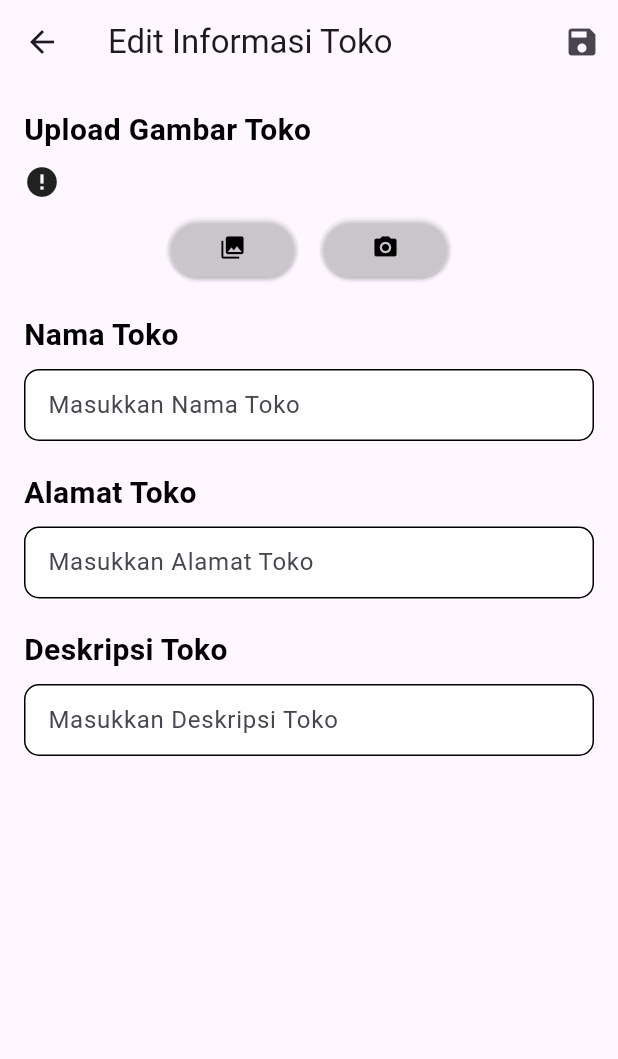
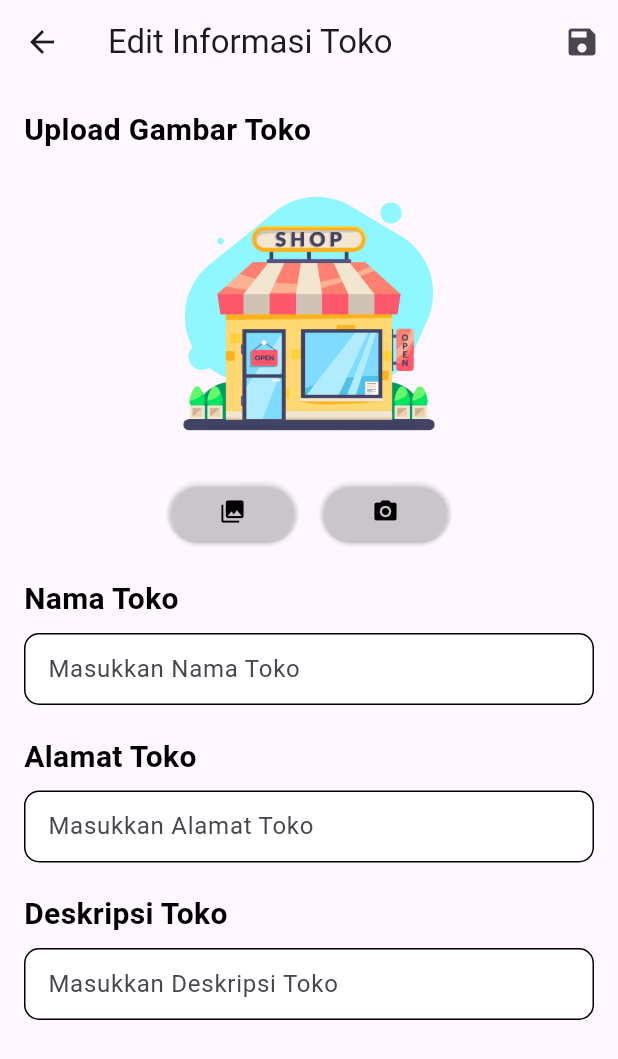
Before and after one commit to angelica1412/ecobites, a Flutter app: the userStorePage screen opened directly with empty values, after a tap on "Edit", on a phone screen of 412 x 824 dp. Shown: the top 1059 px of the screen. Run offline on Flutter 3.47's test engine with Material 3 defaults, Android fonts, the phone set to English and light mode, and no system bars; our stand-ins replace cloud_firestore, firebase_auth, firebase_core, firebase_storage, get, google_fonts and 1 more; accounts and stored records are empty.

Commit message:
mengatur agar ada gambar yang ditampilkan ketika tidak ada gambar toko

```diff
--- a/lib/authenticate/Controller/storeController.dart
+++ b/lib/authenticate/Controller/storeController.dart
@@ -72,7 +72,7 @@ Future<Map<String, String>?> getStorebyID(String storeId) async {
       final data = doc.data() as Map<String, dynamic>;
       final alamat = data['alamat'] ?? 'no address';
       final deskripsi = data['deskripsi'] ?? 'no desc';
-      final imageURL = data['imageURL'] ?? 'assets/shop.png';
+      final imageURL = data['imageURL'] ?? '';
       final namaToko = data['namaToko'] ?? '-';
       final id = doc.id;
 
--- a/lib/editStorePage.dart
+++ b/lib/editStorePage.dart
@@ -40,7 +40,7 @@ class _EditStorePageState extends State<EditStorePage> {
         _storeNameController.text = storeData['namaToko'] ?? '';
         _addressController.text = storeData['alamat'] ?? '';
         _descriptionController.text = storeData['deskripsi'] ?? '';
-        _imageURL = storeData['imageURL']?? 'assets/shop.png';
+        _imageURL = storeData['imageURL']?? '';
         _isLoading = false;
       });
     } else {
@@ -129,7 +129,7 @@ class _EditStorePageState extends State<EditStorePage> {
                   width: double.infinity,
                   fit: BoxFit.cover,
                 )
-              else if(_imageURL != null)
+              else if(_imageURL != null && _imageURL!.isNotEmpty)
                 Image.network(
                   _imageURL!,
                   height: 200,
@@ -152,8 +152,14 @@ class _EditStorePageState extends State<EditStorePage> {
                   errorBuilder: (BuildContext context, Object error, StackTrace? stackTrace) {
                     return const Icon(Icons.error);
                   },
-                ),
+                )
+              else
+              Image.asset(
+              'assets/shop.png',
+                width: double.infinity,
+                height: 200,
 
+              ),
               const SizedBox(height: 8),
               Row(
                 mainAxisAlignment: MainAxisAlignment.center,
--- a/lib/user_store_page.dart
+++ b/lib/user_store_page.dart
@@ -163,10 +163,9 @@ class _StorePageState extends State<userStorePage> {
           : ListView(
             children: [
               Container(
-                height: MediaQuery.of(context).size.height *
-                    0.25, // Tinggi 1/10 dari layar
+                height: MediaQuery.of(context).size.height *0.25, // Tinggi 1/10 dari layar
                 width: double.infinity, // Lebar penuh
-                child: _storeData['imageURL'] != null
+                child: (_storeData['imageURL'] != null && _storeData['imageURL']!.isNotEmpty)
                 ? Image.network(
                   _storeData['imageURL']!,
                   fit: BoxFit.cover,
@@ -186,9 +185,9 @@ class _StorePageState extends State<userStorePage> {
                   errorBuilder: (BuildContext context, Object error, StackTrace? stackTrace) {
                     return const Icon(Icons.error);
                   },
-                ): const Image(
-                  image: AssetImage('assets/shop.png'),
-                  fit: BoxFit.cover,
+                ): Image.asset(
+                  'assets/shop.png',
+
                 ),
               ),
               //card toko
```
Also changed, not shown: lib/Store.dart (+6 -12 lines), lib/homepage.dart (+5 -5 lines).
